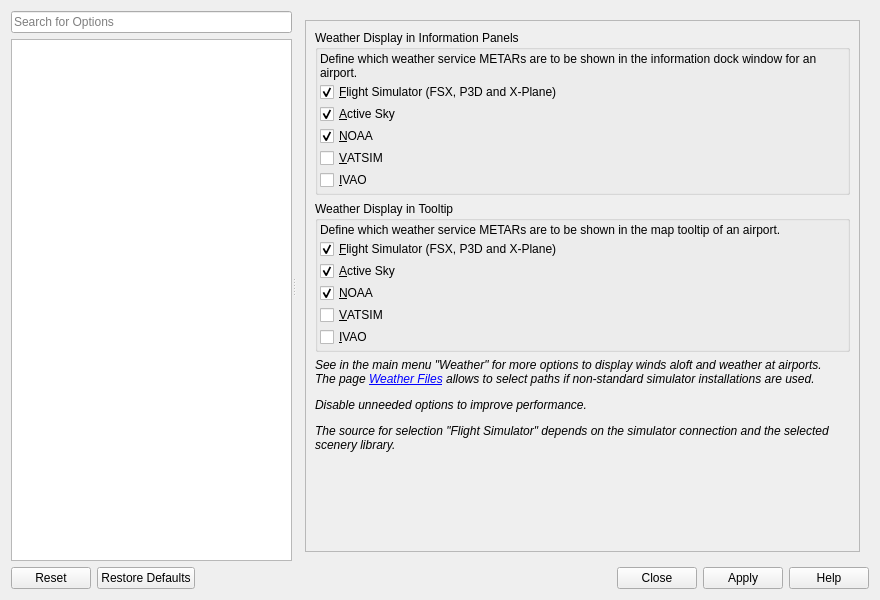
This is src/options/optionsdialog.ui in albar965/littlenavmap as Qt 5 draws it before an edit. The edited form follows.
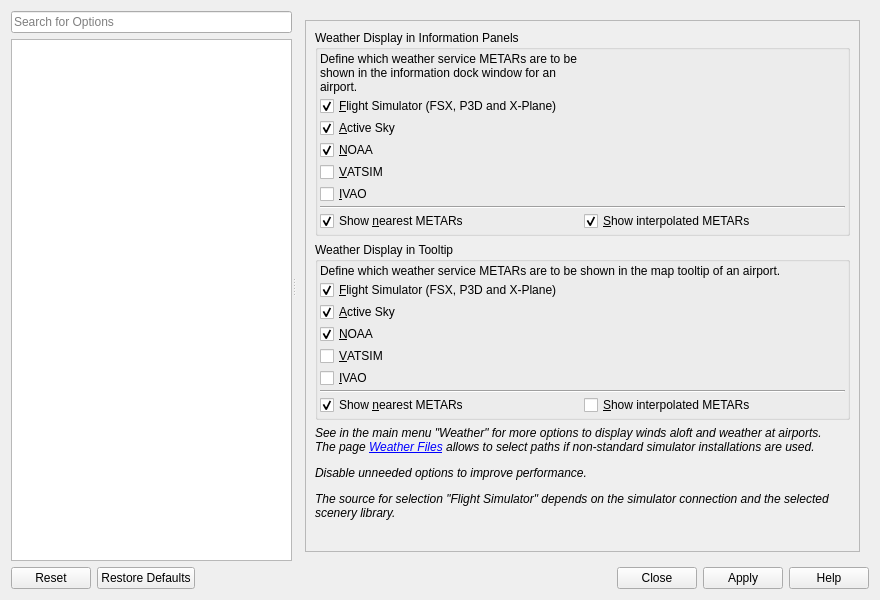
This is the edited form. The open tabs and pages were chosen to show the change. Icons and pictures are not drawn.

Commit message:
Added option for nearest and interpolated METAR reports.
Fixed missing METAR display in tooltip if disabled on map

```diff
--- a/src/options/optionsdialog.ui
+++ b/src/options/optionsdialog.ui
@@ -7392,8 +7392,8 @@
             <rect>
              <x>0</x>
              <y>0</y>
-             <width>272</width>
-             <height>721</height>
+             <width>572</width>
+             <height>649</height>
             </rect>
            </property>
            <layout class="QVBoxLayout" name="verticalLayout_27">
@@ -7405,10 +7405,7 @@
               <property name="title">
                <string>Weather Display in Information Panels</string>
               </property>
-              <layout class="QVBoxLayout" name="verticalLayout_16">
-               <property name="spacing">
-                <number>2</number>
-               </property>
+              <layout class="QGridLayout" name="gridLayout_30">
                <property name="leftMargin">
                 <number>2</number>
                </property>
@@ -7421,7 +7418,79 @@
                <property name="bottomMargin">
                 <number>2</number>
                </property>
-               <item>
+               <property name="spacing">
+                <number>2</number>
+               </property>
+               <item row="7" column="1">
+                <widget class="QCheckBox" name="checkBoxOptionsWeatherInfoInterpolated">
+                 <property name="toolTip">
+                  <string>Show interpolated METAR if airport has no station</string>
+                 </property>
+                 <property name="text">
+                  <string>&amp;Show interpolated METARs</string>
+                 </property>
+                 <property name="checked">
+                  <bool>true</bool>
+                 </property>
+                </widget>
+               </item>
+               <item row="5" column="0">
+                <widget class="QCheckBox" name="checkBoxOptionsWeatherInfoIvao">
+                 <property name="text">
+                  <string>&amp;IVAO</string>
+                 </property>
+                 <property name="checked">
+                  <bool>false</bool>
+                 </property>
+                </widget>
+               </item>
+               <item row="4" column="0">
+                <widget class="QCheckBox" name="checkBoxOptionsWeatherInfoVatsim">
+                 <property name="text">
+                  <string>&amp;VATSIM</string>
+                 </property>
+                 <property name="checked">
+                  <bool>false</bool>
+                 </property>
+                </widget>
+               </item>
+               <item row="7" column="0">
+                <widget class="QCheckBox" name="checkBoxOptionsWeatherInfoNearest">
+                 <property name="toolTip">
+                  <string>Show nearest METAR if airport has no station</string>
+                 </property>
+                 <property name="text">
+                  <string>Show &amp;nearest METARs</string>
+                 </property>
+                 <property name="checked">
+                  <bool>true</bool>
+                 </property>
+                </widget>
+               </item>
+               <item row="1" column="0">
+                <widget class="QCheckBox" name="checkBoxOptionsWeatherInfoFs">
+                 <property name="toolTip">
+                  <string>Display current weather from the flight simulator when connected. </string>
+                 </property>
+                 <property name="text">
+                  <string>&amp;Flight Simulator (FSX, P3D and X-Plane)</string>
+                 </property>
+                 <property name="checked">
+                  <bool>true</bool>
+                 </property>
+                </widget>
+               </item>
+               <item row="3" column="0">
+                <widget class="QCheckBox" name="checkBoxOptionsWeatherInfoNoaa">
+                 <property name="text">
+                  <string>&amp;NOAA</string>
+                 </property>
+                 <property name="checked">
+                  <bool>true</bool>
+                 </property>
+                </widget>
+               </item>
+               <item row="0" column="0">
                 <widget class="QLabel" name="label_7">
                  <property name="text">
                   <string>Define which weather service METARs are to be shown in the information dock window for an airport.</string>
@@ -7437,20 +7506,7 @@
                  </property>
                 </widget>
                </item>
-               <item>
-                <widget class="QCheckBox" name="checkBoxOptionsWeatherInfoFs">
-                 <property name="toolTip">
-                  <string>Display current weather from the flight simulator when connected. </string>
-                 </property>
-                 <property name="text">
-                  <string>&amp;Flight Simulator (FSX, P3D and X-Plane)</string>
-                 </property>
-                 <property name="checked">
-                  <bool>true</bool>
-                 </property>
-                </widget>
-               </item>
-               <item>
+               <item row="2" column="0">
                 <widget class="QCheckBox" name="checkBoxOptionsWeatherInfoAsn">
                  <property name="text">
                   <string>&amp;Active Sky</string>
@@ -7460,33 +7516,10 @@
                  </property>
                 </widget>
                </item>
-               <item>
-                <widget class="QCheckBox" name="checkBoxOptionsWeatherInfoNoaa">
-                 <property name="text">
-                  <string>&amp;NOAA</string>
-                 </property>
-                 <property name="checked">
-                  <bool>true</bool>
-                 </property>
-                </widget>
-               </item>
-               <item>
-                <widget class="QCheckBox" name="checkBoxOptionsWeatherInfoVatsim">
-                 <property name="text">
-                  <string>&amp;VATSIM</string>
-                 </property>
-                 <property name="checked">
-                  <bool>false</bool>
-                 </property>
-                </widget>
-               </item>
-               <item>
-                <widget class="QCheckBox" name="checkBoxOptionsWeatherInfoIvao">
-                 <property name="text">
-                  <string>&amp;IVAO</string>
-                 </property>
-                 <property name="checked">
-                  <bool>false</bool>
+               <item row="6" column="0" colspan="2">
+                <widget class="Line" name="line_10">
+                 <property name="orientation">
+                  <enum>Qt::Horizontal</enum>
                  </property>
                 </widget>
                </item>
@@ -7501,10 +7534,7 @@
               <property name="title">
                <string>Weather Display in Tooltip</string>
               </property>
-              <layout class="QVBoxLayout" name="verticalLayout_17">
-               <property name="spacing">
-                <number>2</number>
-               </property>
+              <layout class="QGridLayout" name="gridLayout_7">
                <property name="leftMargin">
                 <number>2</number>
                </property>
@@ -7517,46 +7547,17 @@
                <property name="bottomMargin">
                 <number>2</number>
                </property>
-               <item>
-                <widget class="QLabel" name="label_10">
-                 <property name="text">
-                  <string>Define which weather service METARs are to be shown in the map tooltip of an airport.</string>
+               <property name="spacing">
+                <number>2</number>
+               </property>
+               <item row="6" column="0" colspan="2">
+                <widget class="Line" name="line_5">
+                 <property name="orientation">
+                  <enum>Qt::Horizontal</enum>
                  </property>
-                 <property name="wordWrap">
-                  <bool>true</bool>
-                 </property>
-                 <property name="margin">
-                  <number>10</number>
-                 </property>
-                 <property name="textInteractionFlags">
-                  <set>Qt::LinksAccessibleByMouse|Qt::TextSelectableByMouse</set>
-                 </property>
                 </widget>
                </item>
-               <item>
-                <widget class="QCheckBox" name="checkBoxOptionsWeatherTooltipFs">
-                 <property name="toolTip">
-                  <string>Display current weather from the flight simulator when connected. </string>
-                 </property>
-                 <property name="text">
-                  <string>&amp;Flight Simulator (FSX, P3D and X-Plane)</string>
-                 </property>
-                 <property name="checked">
-                  <bool>true</bool>
-                 </property>
-                </widget>
-               </item>
-               <item>
-                <widget class="QCheckBox" name="checkBoxOptionsWeatherTooltipAsn">
-                 <property name="text">
-                  <string>&amp;Active Sky</string>
-                 </property>
-                 <property name="checked">
-                  <bool>true</bool>
-                 </property>
-                </widget>
-               </item>
-               <item>
+               <item row="3" column="0">
                 <widget class="QCheckBox" name="checkBoxOptionsWeatherTooltipNoaa">
                  <property name="text">
                   <string>&amp;NOAA</string>
@@ -7566,7 +7567,7 @@
                  </property>
                 </widget>
                </item>
-               <item>
+               <item row="4" column="0">
                 <widget class="QCheckBox" name="checkBoxOptionsWeatherTooltipVatsim">
                  <property name="text">
                   <string>&amp;VATSIM</string>
@@ -7576,7 +7577,7 @@
                  </property>
                 </widget>
                </item>
-               <item>
+               <item row="5" column="0">
                 <widget class="QCheckBox" name="checkBoxOptionsWeatherTooltipIvao">
                  <property name="text">
                   <string>&amp;IVAO</string>
@@ -7586,6 +7587,71 @@
                  </property>
                 </widget>
                </item>
+               <item row="2" column="0">
+                <widget class="QCheckBox" name="checkBoxOptionsWeatherTooltipAsn">
+                 <property name="text">
+                  <string>&amp;Active Sky</string>
+                 </property>
+                 <property name="checked">
+                  <bool>true</bool>
+                 </property>
+                </widget>
+               </item>
+               <item row="1" column="0">
+                <widget class="QCheckBox" name="checkBoxOptionsWeatherTooltipFs">
+                 <property name="toolTip">
+                  <string>Display current weather from the flight simulator when connected. </string>
+                 </property>
+                 <property name="text">
+                  <string>&amp;Flight Simulator (FSX, P3D and X-Plane)</string>
+                 </property>
+                 <property name="checked">
+                  <bool>true</bool>
+                 </property>
+                </widget>
+               </item>
+               <item row="7" column="0">
+                <widget class="QCheckBox" name="checkBoxOptionsWeatherTooltipNearest">
+                 <property name="toolTip">
+                  <string>Show nearest METAR if airport has no station</string>
+                 </property>
+                 <property name="text">
+                  <string>Show &amp;nearest METARs</string>
+                 </property>
+                 <property name="checked">
+                  <bool>true</bool>
+                 </property>
+                </widget>
+               </item>
+               <item row="0" column="0" colspan="2">
+                <widget class="QLabel" name="label_10">
+                 <property name="text">
+                  <string>Define which weather service METARs are to be shown in the map tooltip of an airport.</string>
+                 </property>
+                 <property name="wordWrap">
+                  <bool>true</bool>
+                 </property>
+                 <property name="margin">
+                  <number>10</number>
+                 </property>
+                 <property name="textInteractionFlags">
+                  <set>Qt::LinksAccessibleByMouse|Qt::TextSelectableByMouse</set>
+                 </property>
+                </widget>
+               </item>
+               <item row="7" column="1">
+                <widget class="QCheckBox" name="checkBoxOptionsWeatherTooltipInterpolated">
+                 <property name="toolTip">
+                  <string>Show interpolated METAR if airport has no station</string>
+                 </property>
+                 <property name="text">
+                  <string>&amp;Show interpolated METARs</string>
+                 </property>
+                 <property name="checked">
+                  <bool>false</bool>
+                 </property>
+                </widget>
+               </item>
               </layout>
              </widget>
             </item>
```
Left out of the diff: 88 changed lines with no effect on the pictures. The commit also changes 3 other files.
